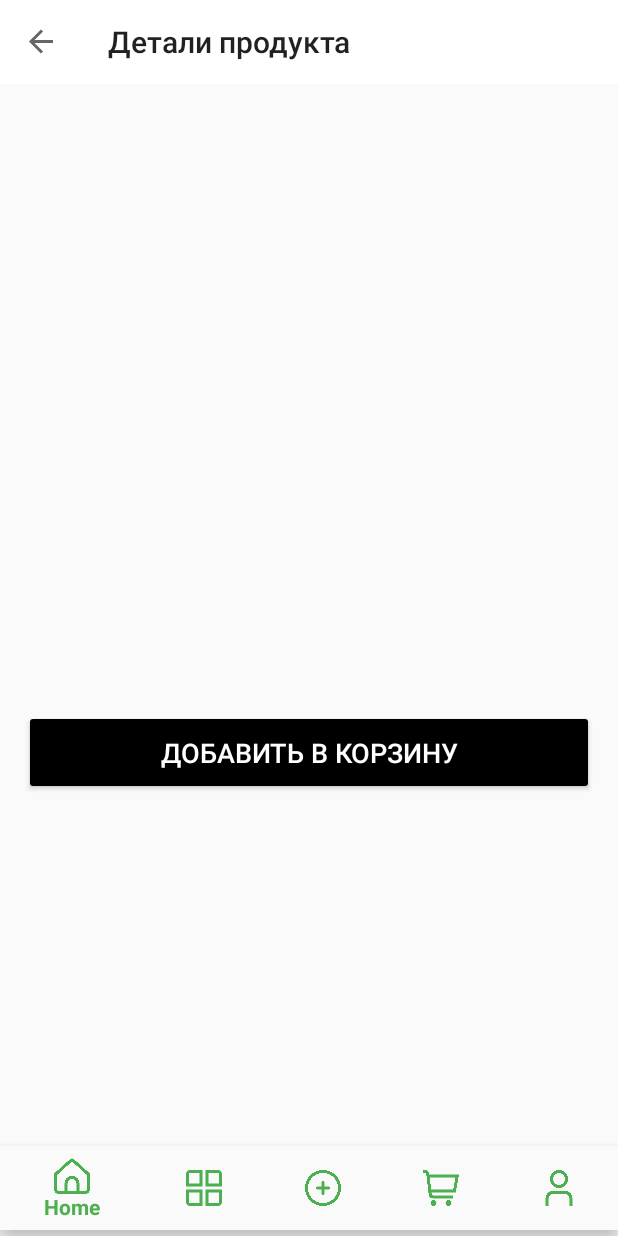
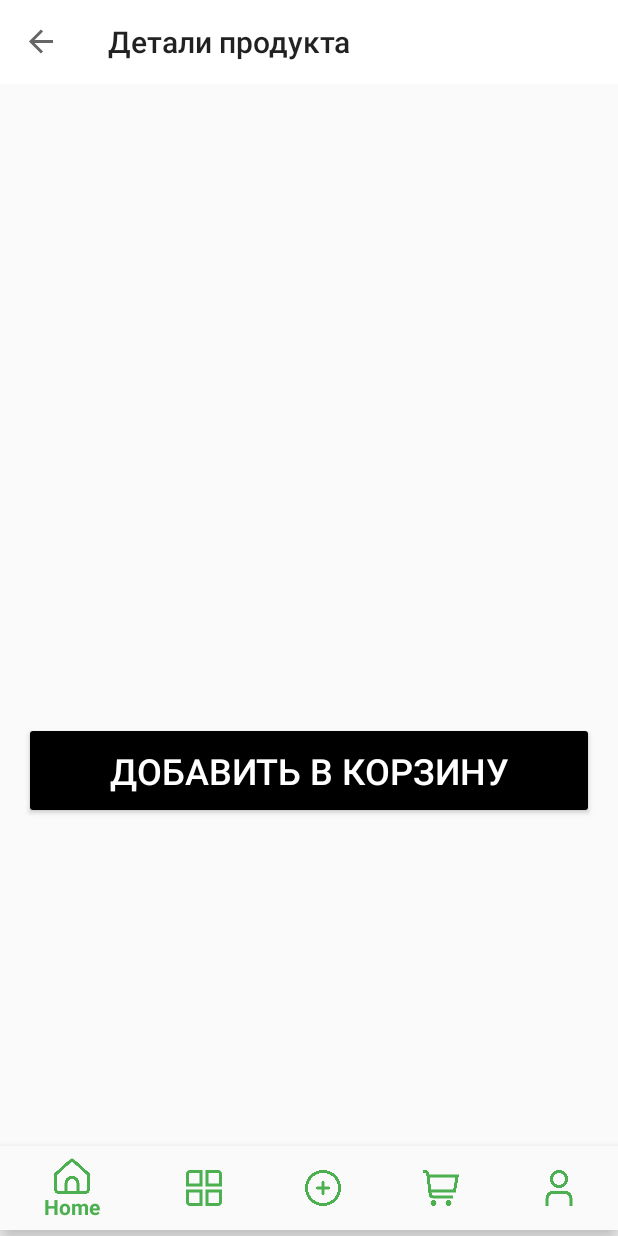
Before and after one commit to alwayswnnasleep/ZedkaShop, an Android app: the ProductDetailFragment screen opened through its navigation route, on a phone screen of 412 x 824 dp. Run offline under Robolectric (Android 15) with nearby library versions, the phone set to English and light mode, and no system bars; our stand-ins replace Firebase (no records; nobody signed in at launch, a user with empty details on screens opened directly), navigation-ui.

Commit message:
Адаптирован detail_fragment

```diff
--- a/code/app/src/main/res/layout/fragment_product_detail.xml
+++ b/code/app/src/main/res/layout/fragment_product_detail.xml
@@ -2,7 +2,7 @@
 <ScrollView xmlns:android="http://schemas.android.com/apk/res/android"
     android:layout_width="match_parent"
     android:layout_height="match_parent"
-    android:padding="16dp">
+    android:padding="@dimen/card_padding">
 
     <LinearLayout
         android:layout_width="match_parent"
@@ -12,51 +12,51 @@
         <ImageView
             android:id="@+id/product_image"
             android:layout_width="match_parent"
-            android:layout_height="200dp"
+            android:layout_height="@dimen/image_height_detail"
             android:scaleType="fitCenter" />
 
         <TextView
             android:id="@+id/product_name"
             android:layout_width="match_parent"
             android:layout_height="wrap_content"
-            android:textSize="24sp"
+            android:textSize="@dimen/text_size_mega_large"
             android:textStyle="bold"
-            android:layout_marginTop="8dp" />
+            android:layout_marginTop="@dimen/margin_top" />
 
         <TextView
             android:id="@+id/product_price"
             android:layout_width="match_parent"
             android:layout_height="wrap_content"
-            android:textSize="20sp"
+            android:textSize="@dimen/text_size_large"
             android:textColor="@android:color/holo_green_dark" />
 
         <TextView
             android:id="@+id/product_description"
             android:layout_width="match_parent"
             android:layout_height="wrap_content"
-            android:textSize="16sp"
-            android:layout_marginTop="8dp" />
+            android:textSize="@dimen/text_size_large"
+            android:layout_marginTop="@dimen/margin_top" />
 
         <TextView
             android:id="@+id/product_consumer"
             android:layout_width="match_parent"
             android:layout_height="wrap_content"
-            android:textSize="16sp"
-            android:layout_marginTop="8dp" />
+            android:textSize="@dimen/text_size_large"
+            android:layout_marginTop="@dimen/margin_top" />
 
         <TextView
             android:id="@+id/product_category"
             android:layout_width="match_parent"
             android:layout_height="wrap_content"
-            android:textSize="16sp"
-            android:layout_marginTop="8dp" />
+            android:textSize="@dimen/text_size_large"
+            android:layout_marginTop="@dimen/margin_top" />
 
         <TextView
             android:id="@+id/product_views"
             android:layout_width="match_parent"
             android:layout_height="wrap_content"
-            android:textSize="14sp"
-            android:layout_marginTop="8dp" />
+            android:textSize="@dimen/text_size_medium"
+            android:layout_marginTop="@dimen/margin_top" />
 
         <Button
             android:id="@+id/addToCartButton"
@@ -65,9 +65,9 @@
             android:text="Добавить в корзину"
             android:backgroundTint="@color/black"
         android:textColor="@android:color/white"
-        android:padding="16dp"
-        android:textSize="18sp"
-        android:layout_marginTop="16dp" />
+        android:padding="@dimen/card_padding"
+        android:textSize="@dimen/text_size_mega_large"
+        android:layout_marginTop="@dimen/card_padding" />
 
     </LinearLayout>
 </ScrollView>
--- a/code/app/src/main/res/values/dimens.xml
+++ b/code/app/src/main/res/values/dimens.xml
@@ -4,10 +4,12 @@
     <dimen name="activity_vertical_margin">16dp</dimen>
     <dimen name="margin_bottom_item_product">4dp</dimen>
     <dimen name="margin_end_item_product">8dp</dimen>
+    <dimen name="margin_top">8dp</dimen>
     <!-- Text sizes -->
     <dimen name="text_size_small">14sp</dimen>
     <dimen name="text_size_medium">16sp</dimen>
     <dimen name="text_size_large">18sp</dimen>
+    <dimen name="text_size_mega_large">24sp</dimen>
 
     <!-- Image sizes -->
     <dimen name="image_size">150dp</dimen>
@@ -15,6 +17,7 @@
     <dimen name="logo_size">64dp</dimen>
     <dimen name="brand_logo_size">40dp</dimen>
     <dimen name="brand_logo_size_width">70dp</dimen>
+    <dimen name="image_height_detail">200dp</dimen>
 
     <dimen name="layout_height">260dp</dimen>
     <dimen name="card_corner_radius">16dp</dimen>
```
